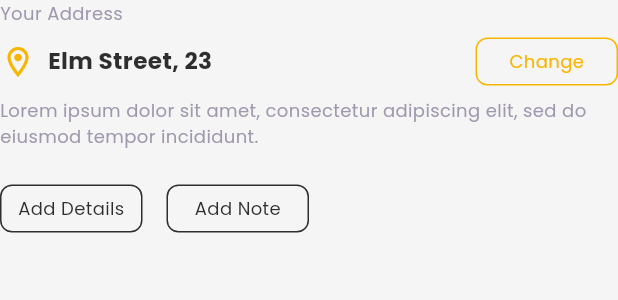
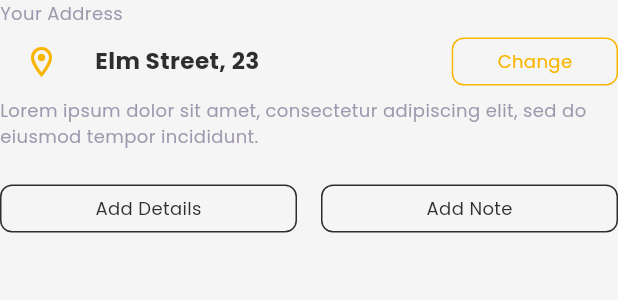
Before and after one commit to MohamedEssami20/simple_dashboard, a Flutter app: the AddressDetails widget shown alone on an empty page, opened directly, on a phone screen of 412 x 824 dp. Shown: the top 300 px of the screen. Run offline on Flutter 3.47's test engine with Material 3 defaults, Android fonts, the light colour scheme and no system bars; our stand-ins replace flutter_svg, google_fonts.

Commit message:
fix some issues

```diff
--- a/lib/widgets/address_details.dart
+++ b/lib/widgets/address_details.dart
@@ -22,17 +22,25 @@ class AddressDetails extends StatelessWidget {
         Row(
           spacing: 8,
           children: [
-            const Icon(Icons.location_on_outlined,
+            const Expanded(
+              child: Icon(Icons.location_on_outlined,
                   color: Constant.secondaryColor),
-            Text(
+            ),
+            Expanded(
+              flex: 3,
+              child: Text(
                 'Elm Street, 23',
                 style: FontStyles().bold18(context).copyWith(
                       color: Constant.black,
                     ),
               ),
+            ),
             const Spacer(),
-            const CustomShape(
+            const Expanded(
+              flex: 2,
+              child: CustomShape(
                 title: "Change",
+              ),
             ),
           ],
         ),
@@ -49,14 +57,18 @@ class AddressDetails extends StatelessWidget {
           spacing: 16,
           mainAxisAlignment: MainAxisAlignment.start,
           children: [
-            CustomShape(
+            Expanded(
+              child: CustomShape(
                   title: "Add Details",
                   titleColor: Constant.black,
                   borderColor: Constant.black),
-            CustomShape(
+            ),
+            Expanded(
+              child: CustomShape(
                   title: "Add Note",
                   titleColor: Constant.black,
                   borderColor: Constant.black),
+            ),
           ],
         ),
       ],
--- a/lib/widgets/popular_dishes_item.dart
+++ b/lib/widgets/popular_dishes_item.dart
@@ -10,10 +10,9 @@ class PopularDishesItem extends StatelessWidget {
   @override
   Widget build(BuildContext context) {
     return AspectRatio(
-      aspectRatio: 336 / 363,
+      aspectRatio: 320 / 350,
       child: Container(
         padding: const EdgeInsets.only(top: 30, right: 30),
-        width: 336,
         color: Constant.primaryColor,
         child: Column(
           children: [
--- a/lib/widgets/popular_dishes_items_list_view.dart
+++ b/lib/widgets/popular_dishes_items_list_view.dart
@@ -9,7 +9,7 @@ class PopularDishesListView extends StatelessWidget {
   @override
   Widget build(BuildContext context) {
     return SizedBox(
-      height: 363,
+      height: 365,
       child: ListView.builder(
         physics: const BouncingScrollPhysics(),
         scrollDirection: Axis.horizontal,
```
Also changed, not shown: lib/widgets/card_details.dart (+6 -8 lines), lib/widgets/income_and_profit.dart (+10 -5 lines), lib/widgets/menue.dart (+14 -6 lines), lib/widgets/popular_dishes.dart (line endings or trailing spaces). Lines whose indentation alone changed are shown as unchanged.
